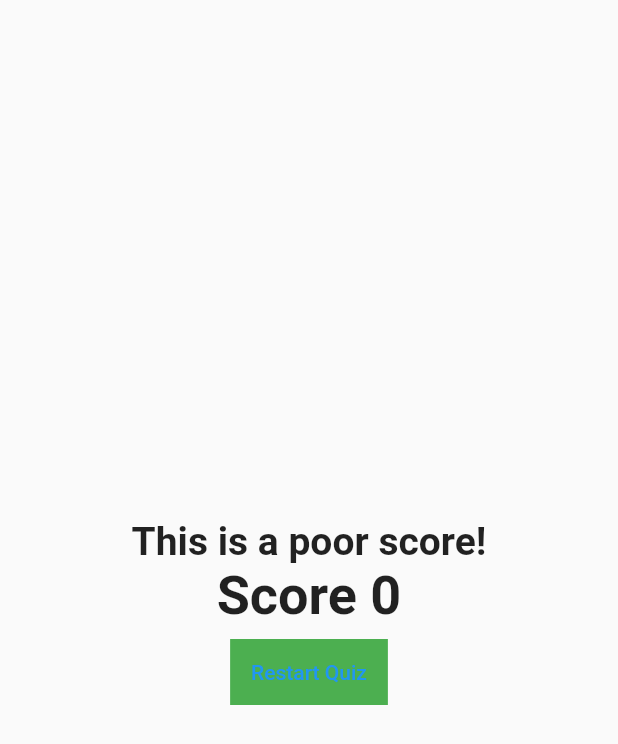
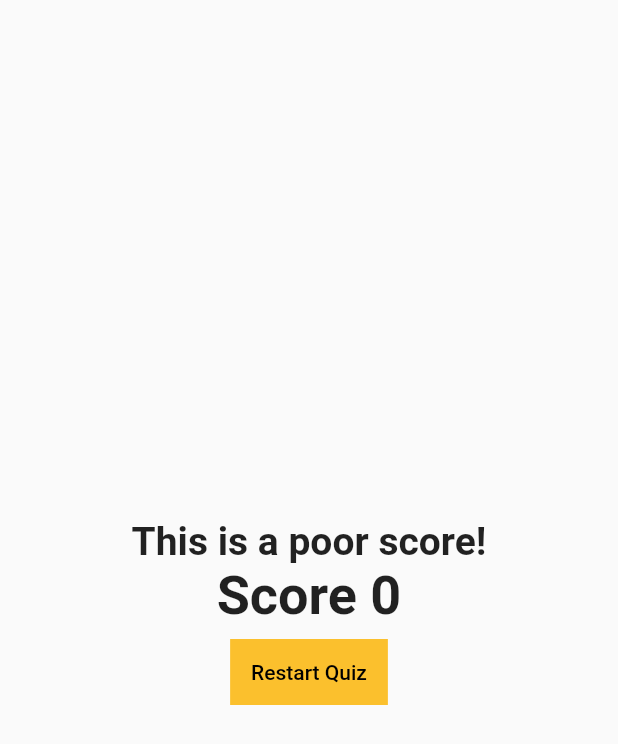
Before and after one commit to Adilahusin/MSQ-App, a Flutter app: the Result widget shown alone on an empty page, opened directly with empty values, on a phone screen of 412 x 824 dp. Shown: the top 744 px of the screen. Run offline on Flutter 3.47's test engine with Material 2 defaults, Android fonts, the light colour scheme and no system bars.

Commit message:
modified:   msq/lib/pages/quiz/result.dart

```diff
--- a/msq/lib/pages/quiz/result.dart
+++ b/msq/lib/pages/quiz/result.dart
@@ -46,13 +46,14 @@ class Result extends StatelessWidget {
           TextButton(
             onPressed: resetHandler(),
             child: Container(
-              color: Colors.green,
+              color: Colors.yellow[700],
               padding: const EdgeInsets.all(14),
               child: const Text(
                 'Restart Quiz',
-                style: TextStyle(color: Colors.blue),
+                style: TextStyle(color: Colors.black
               ),
             ),
+          ),
           ),
         ], //<Widget>[]
       ), //Column
```
